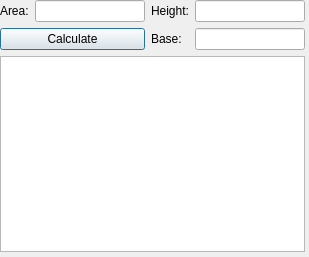
The window that src/gui/triangle_area.ui (ayham-1/upperLowerBounds) describes before a commit, drawn with Qt 5.
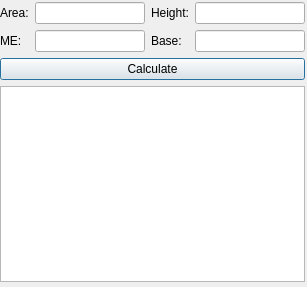
The same window after the commit.

Commit message:
Fix UI missing max-error input.
- Missing max-error input fix.
- Add gitlab-cicd qmake build.

```diff
--- a/src/gui/triangle_area.ui
+++ b/src/gui/triangle_area.ui
@@ -6,24 +6,24 @@
    <rect>
     <x>0</x>
     <y>0</y>
-    <width>309</width>
-    <height>257</height>
+    <width>307</width>
+    <height>287</height>
    </rect>
   </property>
   <property name="windowTitle">
    <string>Triangle Formula: Area</string>
   </property>
-  <widget class="QWidget" name="layoutWidget">
+  <widget class="QWidget" name="">
    <property name="geometry">
     <rect>
      <x>0</x>
-     <y>0</y>
+     <y>2</y>
      <width>305</width>
-     <height>252</height>
+     <height>280</height>
     </rect>
    </property>
-   <layout class="QVBoxLayout" name="verticalLayout">
-    <item>
+   <layout class="QGridLayout" name="gridLayout_2">
+    <item row="0" column="0">
      <layout class="QGridLayout" name="gridLayout">
       <item row="0" column="0">
        <widget class="QLabel" name="label">
@@ -45,13 +45,16 @@
       <item row="0" column="3">
        <widget class="QLineEdit" name="heightText"/>
       </item>
-      <item row="1" column="0" colspan="2">
-       <widget class="QPushButton" name="calculateBtn">
+      <item row="1" column="0">
+       <widget class="QLabel" name="label_4">
         <property name="text">
-         <string>Calculate</string>
+         <string>ME:</string>
         </property>
        </widget>
       </item>
+      <item row="1" column="1">
+       <widget class="QLineEdit" name="maxErrorText"/>
+      </item>
       <item row="1" column="2">
        <widget class="QLabel" name="label_3">
         <property name="text">
@@ -62,9 +65,16 @@
       <item row="1" column="3">
        <widget class="QLineEdit" name="baseText"/>
       </item>
+      <item row="2" column="0" colspan="4">
+       <widget class="QPushButton" name="calculateBtn">
+        <property name="text">
+         <string>Calculate</string>
+        </property>
+       </widget>
+      </item>
      </layout>
     </item>
-    <item>
+    <item row="1" column="0">
      <widget class="QPlainTextEdit" name="plainTextEdit"/>
     </item>
    </layout>
```
The commit also changes 16 other files.
